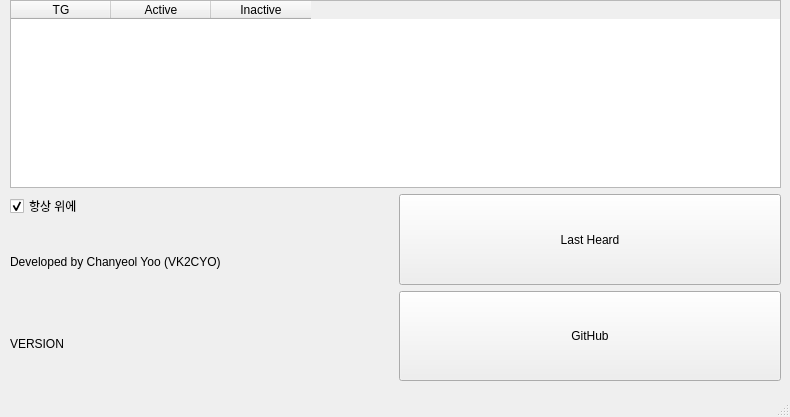
Qt form qt.ui (chanyeolyoo/BMRMonitor) before a commit.
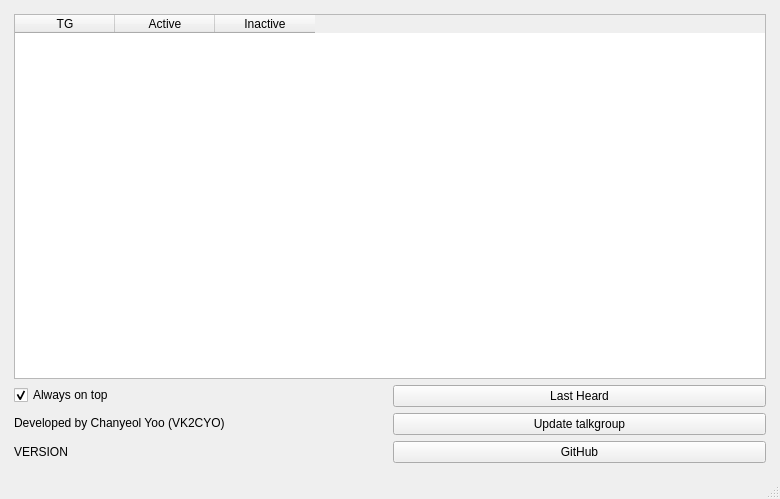
The same form after that commit.

Commit message: Adjustable window and talkgroups in text files

```diff
--- a/qt.ui
+++ b/qt.ui
@@ -6,16 +6,10 @@
    <rect>
     <x>0</x>
     <y>0</y>
-    <width>790</width>
-    <height>417</height>
+    <width>780</width>
+    <height>499</height>
    </rect>
   </property>
-  <property name="sizePolicy">
-   <sizepolicy hsizetype="Fixed" vsizetype="Fixed">
-    <horstretch>0</horstretch>
-    <verstretch>0</verstretch>
-   </sizepolicy>
-  </property>
   <property name="windowTitle">
    <string>DMR Korean Talkgroup Monitor by VK2CYO</string>
   </property>
@@ -23,17 +17,25 @@
    <bool>false</bool>
   </property>
   <widget class="QWidget" name="centralwidget">
-   <widget class="QWidget" name="verticalLayoutWidget">
-    <property name="geometry">
-     <rect>
-      <x>10</x>
-      <y>0</y>
-      <width>771</width>
-      <height>381</height>
-     </rect>
-    </property>
-    <layout class="QVBoxLayout" name="verticalLayout">
-     <item>
+   <layout class="QGridLayout" name="gridLayout_2">
+    <item row="0" column="0">
+     <layout class="QGridLayout" name="gridLayout">
+      <property name="sizeConstraint">
+       <enum>QLayout::SetNoConstraint</enum>
+      </property>
+      <property name="leftMargin">
+       <number>5</number>
+      </property>
+      <property name="topMargin">
+       <number>5</number>
+      </property>
+      <property name="rightMargin">
+       <number>5</number>
+      </property>
+      <property name="bottomMargin">
+       <number>5</number>
+      </property>
+      <item row="0" column="0">
       <widget class="QTableWidget" name="tableWidget_tgs">
        <property name="font">
         <font>
@@ -41,13 +43,13 @@
         </font>
        </property>
        <property name="verticalScrollBarPolicy">
-        <enum>Qt::ScrollBarAlwaysOff</enum>
+         <enum>Qt::ScrollBarAsNeeded</enum>
        </property>
        <property name="horizontalScrollBarPolicy">
-        <enum>Qt::ScrollBarAlwaysOff</enum>
+         <enum>Qt::ScrollBarAsNeeded</enum>
        </property>
        <property name="sizeAdjustPolicy">
-        <enum>QAbstractScrollArea::AdjustToContentsOnFirstShow</enum>
+         <enum>QAbstractScrollArea::AdjustToContents</enum>
        </property>
        <property name="editTriggers">
         <set>QAbstractItemView::NoEditTriggers</set>
@@ -81,14 +83,32 @@
        </column>
       </widget>
      </item>
-     <item>
+      <item row="1" column="0">
       <layout class="QHBoxLayout" name="horizontalLayout">
+        <property name="sizeConstraint">
+         <enum>QLayout::SetMinimumSize</enum>
+        </property>
        <item>
         <layout class="QVBoxLayout" name="verticalLayout_2">
+          <property name="sizeConstraint">
+           <enum>QLayout::SetMaximumSize</enum>
+          </property>
+          <property name="leftMargin">
+           <number>0</number>
+          </property>
+          <property name="topMargin">
+           <number>0</number>
+          </property>
+          <property name="rightMargin">
+           <number>0</number>
+          </property>
+          <property name="bottomMargin">
+           <number>0</number>
+          </property>
          <item>
           <widget class="QCheckBox" name="checkBox_alwaysontop">
            <property name="text">
-            <string>항상 위에</string>
+             <string>Always on top</string>
            </property>
            <property name="checked">
             <bool>true</bool>
@@ -113,10 +133,22 @@
        </item>
        <item>
         <layout class="QVBoxLayout" name="verticalLayout_3">
+          <property name="leftMargin">
+           <number>0</number>
+          </property>
+          <property name="topMargin">
+           <number>0</number>
+          </property>
+          <property name="rightMargin">
+           <number>0</number>
+          </property>
+          <property name="bottomMargin">
+           <number>0</number>
+          </property>
          <item>
           <widget class="QPushButton" name="pushButton_lastheard">
            <property name="sizePolicy">
-            <sizepolicy hsizetype="Minimum" vsizetype="Expanding">
+             <sizepolicy hsizetype="Minimum" vsizetype="Preferred">
              <horstretch>0</horstretch>
              <verstretch>0</verstretch>
             </sizepolicy>
@@ -126,10 +158,17 @@
            </property>
           </widget>
          </item>
+          <item>
+           <widget class="QPushButton" name="pushButton_tgs">
+            <property name="text">
+             <string>Update talkgroup</string>
+            </property>
+           </widget>
+          </item>
          <item>
           <widget class="QPushButton" name="pushButton_github">
            <property name="sizePolicy">
-            <sizepolicy hsizetype="Minimum" vsizetype="Expanding">
+             <sizepolicy hsizetype="Minimum" vsizetype="Preferred">
              <horstretch>0</horstretch>
              <verstretch>0</verstretch>
             </sizepolicy>
@@ -144,7 +183,8 @@
       </layout>
      </item>
     </layout>
-   </widget>
+    </item>
+   </layout>
   </widget>
   <widget class="QMenuBar" name="menubar">
    <property name="geometry">
```
Left out of the diff: 10 changed lines with no effect on the pictures. Lines whose indentation alone changed are shown as unchanged. The commit also changes 5 other files.
